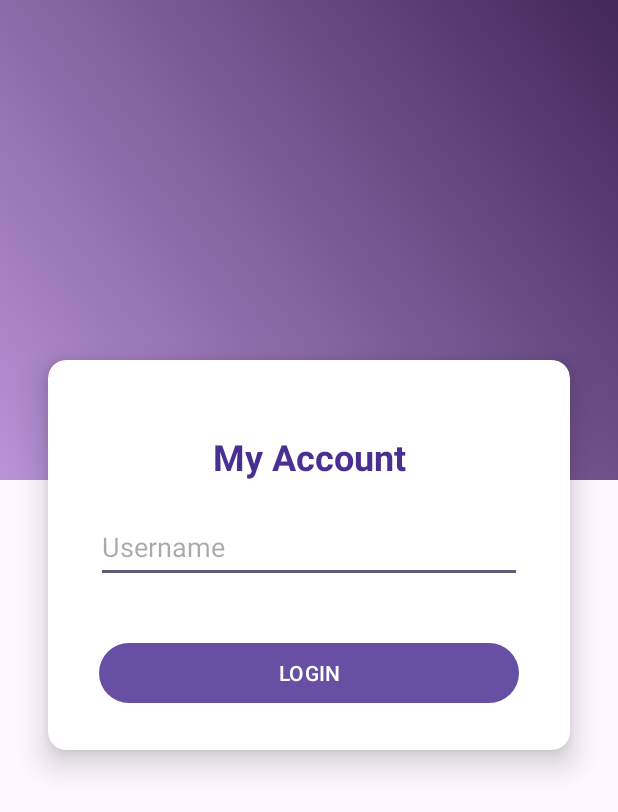
After one commit to CS5520FeinbergSpring2024/group-a6-group21, an Android app: the Login screen opened directly, with no data from a screen before it, on a phone screen of 412 x 824 dp. The commit adds this screen. Shown: the top 812 px of the screen. Run offline under Robolectric (Android 15) with nearby library versions, the phone set to English and light mode, and no system bars; our stand-ins replace Firebase (no records; nobody signed in at launch, a user with empty details on screens opened directly).

Commit message:
Login and Stickers

```diff
--- a/app/build.gradle.kts
+++ b/app/build.gradle.kts
@@ -1,5 +1,6 @@
 plugins {
     id("com.android.application")
+    id("com.google.gms.google-services")
 }
 
 android {
@@ -37,8 +38,10 @@ dependencies {
     implementation ("com.google.code.gson:gson:2.8.8")
     implementation ("com.android.volley:volley:1.2.1")
     implementation ("com.github.bumptech.glide:glide:4.12.0")
+    implementation("com.google.firebase:firebase-database:20.3.0")
     annotationProcessor ("com.github.bumptech.glide:compiler:4.12.0")
     testImplementation("junit:junit:4.13.2")
     androidTestImplementation("androidx.test.ext:junit:1.1.5")
     androidTestImplementation("androidx.test.espresso:espresso-core:3.5.1")
+    //compile("com.youth.banner:banner:1.1.5")
 }
--- /dev/null
+++ b/app/src/main/java/edu/northeastern/group21/Login.java
@@ -0,0 +1,74 @@
+package edu.northeastern.group21;
+
+import androidx.annotation.NonNull;
+import androidx.appcompat.app.AppCompatActivity;
+
+import android.content.Intent;
+import android.os.Bundle;
+import android.view.View;
+import android.widget.Button;
+import android.widget.EditText;
+import android.widget.TextView;
+import android.widget.Toast;
+
+import com.google.firebase.database.DataSnapshot;
+import com.google.firebase.database.DatabaseError;
+import com.google.firebase.database.DatabaseReference;
+import com.google.firebase.database.FirebaseDatabase;
+import com.google.firebase.database.ValueEventListener;
+
+public class Login extends AppCompatActivity {
+
+    EditText username;
+    Button loginButton;
+    FirebaseDatabase database;
+    DatabaseReference reference;
+
+    @Override
+    protected void onCreate(Bundle savedInstanceState) {
+        super.onCreate(savedInstanceState);
+        setContentView(R.layout.activity_login);
+
+        username = findViewById(R.id.editTextUserName);
+        loginButton = findViewById(R.id.buttonLogin);
+
+        loginButton.setOnClickListener(new View.OnClickListener() {
+            @Override
+            public void onClick(View v) {
+
+                final String name = username.getText().toString();
+                database = FirebaseDatabase.getInstance();
+                reference = database.getReference("users");
+
+               reference.child(name).addListenerForSingleValueEvent(new ValueEventListener() {
+                   @Override
+                   public void onDataChange(@NonNull DataSnapshot snapshot) {
+                       if(snapshot.exists()){
+                           proceedToNextActivity(name);
+                       } else{
+                           reference.child(name).setValue(new User(name));
+                           proceedToNextActivity(name);
+                       }
+
+                   }
+
+                   @Override
+                   public void onCancelled(@NonNull DatabaseError error) {
+                       Toast.makeText(Login.this, "Database error", Toast.LENGTH_SHORT).show();
+                   }
+               });
+
+
+            }
+        });
+    }
+
+    private void proceedToNextActivity(String userName) {
+        // Intent to start next activity, passing the username as an extra
+        Intent intent = new Intent(Login.this, Banner.class);
+        intent.putExtra("userName", userName);
+        startActivity(intent);
+    }
+
+
+}
--- a/app/src/main/java/edu/northeastern/group21/MainActivity.java
+++ b/app/src/main/java/edu/northeastern/group21/MainActivity.java
@@ -28,6 +28,8 @@ public class MainActivity extends AppCompatActivity {
             startActivity(intent);
         } else if (theId == R.id.button_Firebase) {
             // Click for A7
+            Intent intent = new Intent(MainActivity.this, Login.class);
+            startActivity(intent);
         }
     }
 }
--- /dev/null
+++ b/app/src/main/res/drawable/round_circle_24.xml
@@ -0,0 +1,5 @@
+<vector android:height="24dp" android:tint="#5043A8"
+    android:viewportHeight="24" android:viewportWidth="24"
+    android:width="24dp" xmlns:android="http://schemas.android.com/apk/res/android">
+    <path android:fillColor="@android:color/white" android:pathData="M12,2C6.47,2 2,6.47 2,12s4.47,10 10,10s10,-4.47 10,-10S17.53,2 12,2z"/>
+</vector>
--- /dev/null
+++ b/app/src/main/res/layout/activity_login.xml
@@ -0,0 +1,76 @@
+<?xml version="1.0" encoding="utf-8"?>
+<androidx.constraintlayout.widget.ConstraintLayout xmlns:android="http://schemas.android.com/apk/res/android"
+    xmlns:app="http://schemas.android.com/apk/res-auto"
+    xmlns:tools="http://schemas.android.com/tools"
+    android:layout_width="match_parent"
+    android:layout_height="match_parent"
+    tools:context=".Login">
+
+    <View
+        android:id="@+id/view"
+        android:layout_width="match_parent"
+        android:layout_height="320dp"
+        android:background="@drawable/gradient"
+        app:layout_constraintEnd_toEndOf="parent"
+        app:layout_constraintStart_toStartOf="parent"
+        app:layout_constraintTop_toTopOf="parent" />
+
+    <androidx.cardview.widget.CardView
+        android:layout_width="0dp"
+        android:layout_height="260dp"
+        android:layout_marginStart="32dp"
+        android:layout_marginTop="240dp"
+        android:layout_marginEnd="32dp"
+        app:cardCornerRadius="12dp"
+        app:cardElevation="12dp"
+        app:layout_constraintEnd_toEndOf="parent"
+        app:layout_constraintStart_toStartOf="parent"
+        app:layout_constraintTop_toTopOf="@+id/view">
+
+    <androidx.constraintlayout.widget.ConstraintLayout
+        android:layout_width="match_parent"
+        android:layout_height="wrap_content">
+
+        <TextView
+            android:id="@+id/LoginText"
+            android:layout_width="wrap_content"
+            android:layout_height="wrap_content"
+            android:layout_marginTop="48dp"
+            android:text="My Account"
+            android:textColor="@color/darkPurple"
+            android:textSize="24sp"
+            android:textStyle="bold"
+            app:layout_constraintEnd_toEndOf="parent"
+            app:layout_constraintStart_toStartOf="parent"
+            app:layout_constraintTop_toTopOf="parent" />
+
+        <EditText
+            android:id="@+id/editTextUserName"
+            android:layout_width="0dp"
+            android:layout_height="wrap_content"
+            android:layout_marginStart="32dp"
+            android:layout_marginTop="20dp"
+            android:layout_marginEnd="32dp"
+            android:ems="10"
+            android:hint="Username"
+            android:inputType="textPersonName"
+            android:minHeight="48dp"
+            app:layout_constraintEnd_toEndOf="parent"
+            app:layout_constraintStart_toStartOf="parent"
+            app:layout_constraintTop_toBottomOf="@+id/LoginText" />
+
+        <Button
+            android:id="@+id/buttonLogin"
+            android:layout_width="280dp"
+            android:layout_height="48dp"
+            android:layout_marginTop="36dp"
+            android:text="LOGIN"
+            app:layout_constraintEnd_toEndOf="parent"
+            app:layout_constraintHorizontal_bias="0.5"
+            app:layout_constraintStart_toStartOf="parent"
+            app:layout_constraintTop_toBottomOf="@+id/editTextUserName" />
+    </androidx.constraintlayout.widget.ConstraintLayout>
+</androidx.cardview.widget.CardView>
+
+
+    </androidx.constraintlayout.widget.ConstraintLayout>
--- a/app/src/main/res/values/strings.xml
+++ b/app/src/main/res/values/strings.xml
@@ -1,7 +1,7 @@
 <resources>
     <string name="app_name">Group21</string>
     <string name="home_string">Home</string>
-    <string name="firebase_database_string">Firebase Database</string>
+    <string name="firebase_database_string">Firebase</string>
     <string name="web_service_string">Web Service</string>
     <string name="upcoming_movies_string">Upcoming Movies</string>
     <string name="sub_title_string">Your 2024 and Beyond movie guide</string>
--- a/build.gradle.kts
+++ b/build.gradle.kts
@@ -1,3 +1,8 @@
+buildscript {
+    dependencies {
+        classpath("com.google.gms:google-services:4.4.1")
+    }
+}
 // Top-level build file where you can add configuration options common to all sub-projects/modules.
 plugins {
     id("com.android.application") version "8.2.1" apply false
```
Also changed, not shown: app/src/main/AndroidManifest.xml (+8 -1 lines), app/src/main/java/edu/northeastern/group21/GroupInfo.java (+4 -4 lines), app/src/main/java/edu/northeastern/group21/User.java (added, +24 -0 lines), app/src/main/res/drawable/mexico.jpg (added), app/src/main/res/drawable/sahara.jpg (added), app/src/main/res/drawable/sydney.jpg (added), app/src/main/res/drawable/toronto.jpg (added), app/src/main/res/drawable/turkey.jpg (added), app/src/main/res/drawable/washington.jpg (added), 2 other files.
